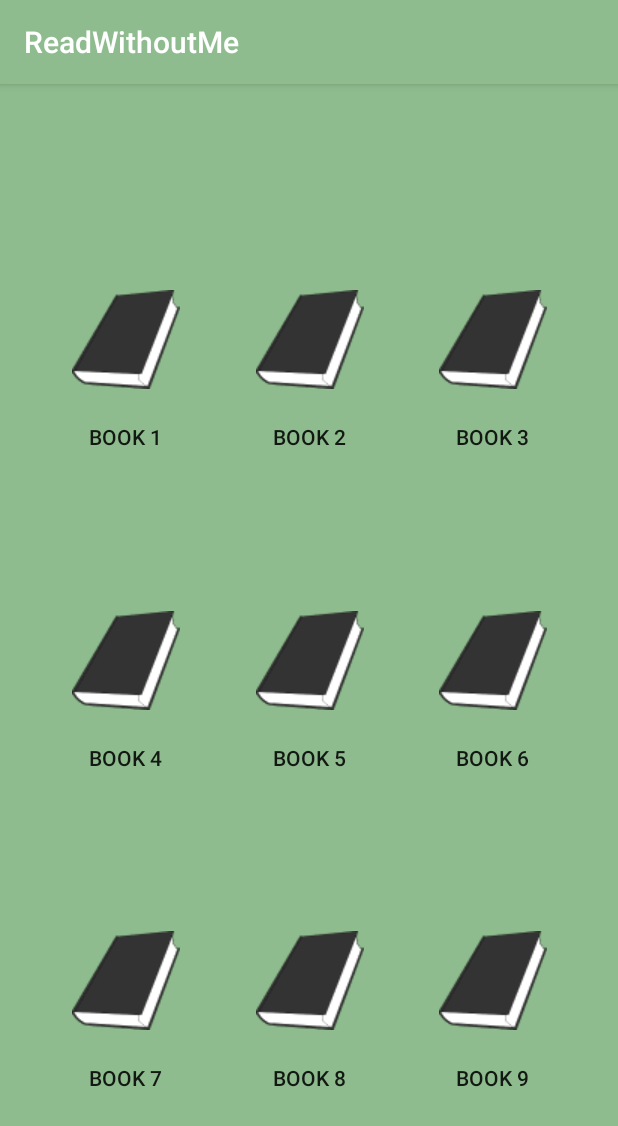
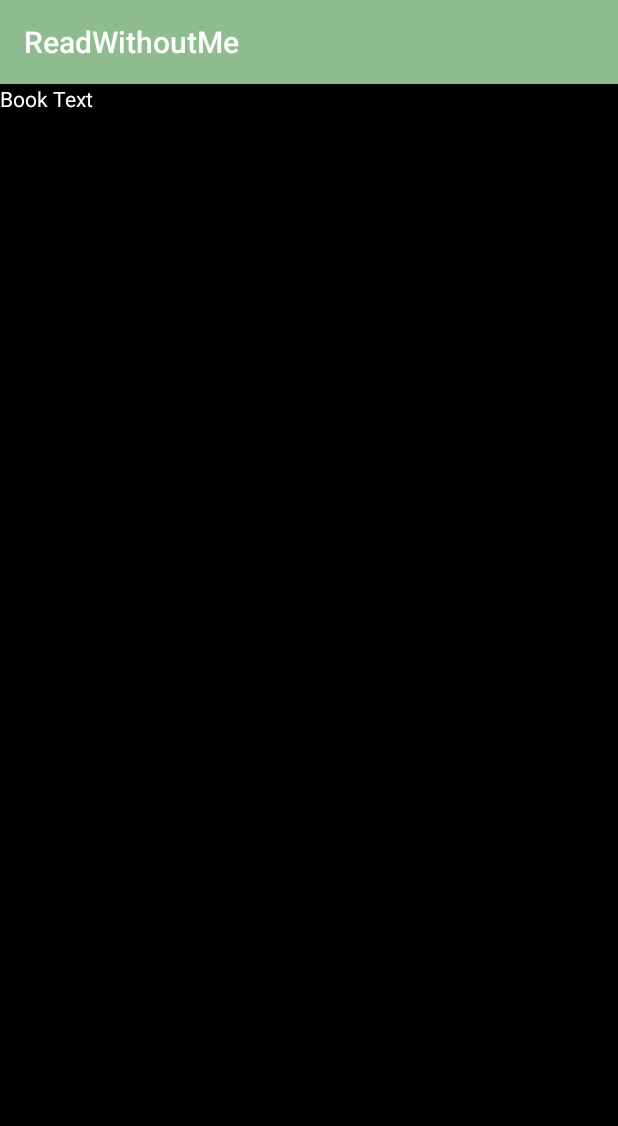
Before and after one commit to alprael/ReadWithoutMe, an Android app: the screen it shows after launch (BookActivity), after a tap on "BOOK 1", on a phone screen of 412 x 824 dp. Shown: the top 1126 px of the screen. Run offline under Robolectric (Android 15) with nearby library versions, the phone set to English and light mode, and no system bars; our stand-ins replace Room's generated code; libraries missing offline, so code that uses them is left out: android.arch.persistence, com.facebook.stetho; 1 statement that could not run was skipped.

Commit message:
added new fragment and wired it to both my imagebutton1 and button1

```diff
--- a/app/src/main/java/com/alprael/readwithoutme/controller/BookActivity.java
+++ b/app/src/main/java/com/alprael/readwithoutme/controller/BookActivity.java
@@ -3,8 +3,12 @@ package com.alprael.readwithoutme.controller;
 import android.arch.persistence.db.SupportSQLiteOpenHelper;
 import android.arch.persistence.room.DatabaseConfiguration;
 import android.arch.persistence.room.InvalidationTracker;
+import android.content.Intent;
 import android.os.AsyncTask;
 import android.support.annotation.NonNull;
+import android.support.v4.app.Fragment;
+import android.support.v4.app.FragmentManager;
+import android.support.v4.app.FragmentTransaction;
 import android.support.v7.app.AppCompatActivity;
 import android.os.Bundle;
 import android.view.View;
@@ -21,21 +25,21 @@ public class BookActivity extends AppCompatActivity {
 
   private ImageButton imageButton;
   private Button button;
-  private BookDatabase database;
   private Book book;
 
   @Override
   protected void onCreate(Bundle savedInstanceState) {
     super.onCreate(savedInstanceState);
     setContentView(R.layout.activity_book);
-    database = BookDatabase.getInstance(getApplicationContext());
-    database.getBookDao();
+
 
     imageButton = (ImageButton) findViewById(R.id.imageButton1);
     imageButton.setOnClickListener(new OnClickListener() {
       @Override
       public void onClick(View v) {
-
+        FragmentTransaction f = getSupportFragmentManager().beginTransaction();
+        f.replace(R.id.frag_container, new BookFragment());
+        f.commit();
       }
     });
 
@@ -43,7 +47,9 @@ public class BookActivity extends AppCompatActivity {
     button.setOnClickListener(new OnClickListener() {
       @Override
       public void onClick(View v) {
-
+        FragmentTransaction f = getSupportFragmentManager().beginTransaction();
+        f.replace(R.id.frag_container, new BookFragment());
+        f.commit();
       }
     });
   }
--- a/app/src/main/java/com/alprael/readwithoutme/controller/BookFragment.java
+++ b/app/src/main/java/com/alprael/readwithoutme/controller/BookFragment.java
@@ -1,14 +1,28 @@
 package com.alprael.readwithoutme.controller;
 
+import android.os.Bundle;
+import android.support.annotation.NonNull;
+import android.support.annotation.Nullable;
 import android.support.v4.app.Fragment;
+import android.view.LayoutInflater;
+import android.view.View;
+import android.view.ViewGroup;
+import com.alprael.readwithoutme.R;
 import com.alprael.readwithoutme.model.database.Book;
-import com.alprael.readwithoutme.model.database.BookDatabase;
 
 public class BookFragment extends Fragment {
 
-  private BookDatabase database;
-  private Book book;
 
+  @Override
+  public void onCreate(@Nullable Bundle savedInstanceState) {
+    super.onCreate(savedInstanceState);
+  }
 
-
+  @Nullable
+  @Override
+  public View onCreateView(@NonNull LayoutInflater inflater, @Nullable ViewGroup container,
+      @Nullable Bundle savedInstanceState) {
+    View view = inflater.inflate(R.layout.fragment_book, container, false);
+    return view;
+  }
 }
--- a/app/src/main/java/com/alprael/readwithoutme/model/database/BookDao.java
+++ b/app/src/main/java/com/alprael/readwithoutme/model/database/BookDao.java
@@ -11,26 +11,26 @@ import java.util.List;
 @Dao
 public interface BookDao {
 
-  @Insert(onConflict = OnConflictStrategy.FAIL)
+  @Insert(onConflict = OnConflictStrategy.REPLACE)
   long insert(Book book);
 
-  @Insert(onConflict = OnConflictStrategy.FAIL)
+  @Insert(onConflict = OnConflictStrategy.REPLACE)
   List<Long> insert(Book... books);
 
 
-  @Insert(onConflict = OnConflictStrategy.FAIL)
+  @Insert(onConflict = OnConflictStrategy.REPLACE)
   List<Long> insert(List<Book> books);
 
   @Query("SELECT * FROM books ORDER BY book_name ASC")
   List<Book> select();
 
-  @Update(onConflict = OnConflictStrategy.FAIL)
+  @Update(onConflict = OnConflictStrategy.REPLACE)
   int update(Book books);
 
-  @Update(onConflict = OnConflictStrategy.FAIL)
+  @Update(onConflict = OnConflictStrategy.REPLACE)
   int update(Book... books);
 
-  @Update(onConflict = OnConflictStrategy.FAIL)
+  @Update(onConflict = OnConflictStrategy.REPLACE)
   int update(List<Book> books);
 
   @Delete
--- a/app/src/main/java/com/alprael/readwithoutme/model/database/BookDatabase.java
+++ b/app/src/main/java/com/alprael/readwithoutme/model/database/BookDatabase.java
@@ -64,7 +64,6 @@ public abstract class BookDatabase extends RoomDatabase {
       Book book = new Book();
       book.setBookName("This Book is Green");
       book.setId(1);
-      book.getFileName();
       dao.insert(book);
       forgetInstance(context);
       return null;
--- a/app/src/main/res/layout/activity_book.xml
+++ b/app/src/main/res/layout/activity_book.xml
@@ -218,4 +218,10 @@
     app:layout_constraintStart_toEndOf="@+id/imageButton8"
     app:layout_constraintTop_toBottomOf="@+id/imageButton6"/>
 
+  <LinearLayout
+    android:id="@+id/frag_container"
+    android:orientation="vertical"
+    android:layout_width="match_parent"
+    android:layout_height="match_parent"></LinearLayout>
+
 </android.support.constraint.ConstraintLayout>
--- a/app/src/main/res/layout/fragment_book.xml
+++ b/app/src/main/res/layout/fragment_book.xml
@@ -1,14 +1,18 @@
 <?xml version="1.0" encoding="utf-8"?>
-<LinearLayout xmlns:android="http://schemas.android.com/apk/res/android"
+<LinearLayout
+  android:id="@+id/fragment_book"
+  xmlns:android="http://schemas.android.com/apk/res/android"
+  xmlns:tools="http://schemas.android.com/tools"
   android:layout_width="match_parent"
   android:layout_height="match_parent"
-  android:orientation="vertical"
-  android:layout_margin="16dp">
+  tools:context=".controller.BookFragment"
+  android:background="#000">
 
+  <!-- TODO: Update blank fragment layout -->
   <TextView
-    android:id="@+id/book"
     android:layout_width="match_parent"
-    android:layout_height="wrap_content"
-    android:layout_margin="8dp"/>
+    android:layout_height="match_parent"
+    android:text="@string/book"
+    android:textColor="#fff"/>
 
 </LinearLayout>
--- a/app/src/main/res/values/strings.xml
+++ b/app/src/main/res/values/strings.xml
@@ -1,3 +1,6 @@
 <resources>
   <string name="app_name">ReadWithoutMe</string>
+
+  <!-- TODO: Remove or change this placeholder text -->
+  <string name="book">Book Text</string>
 </resources>
```
Also changed, not shown: app/src/main/java/com/alprael/readwithoutme/model/database/Book.java (+0 -12 lines).
